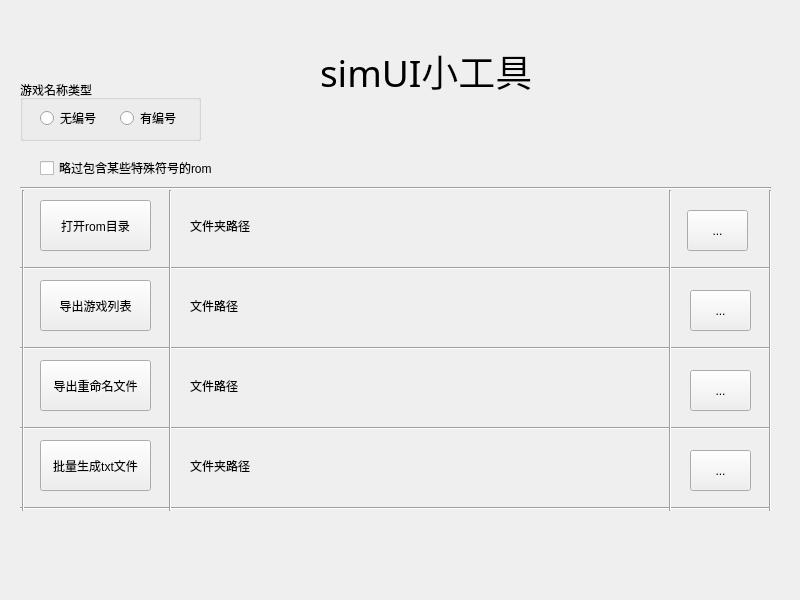
This is game/widget.ui in whx110123/GameUI as Qt 5 draws it before an edit. The edited form follows.
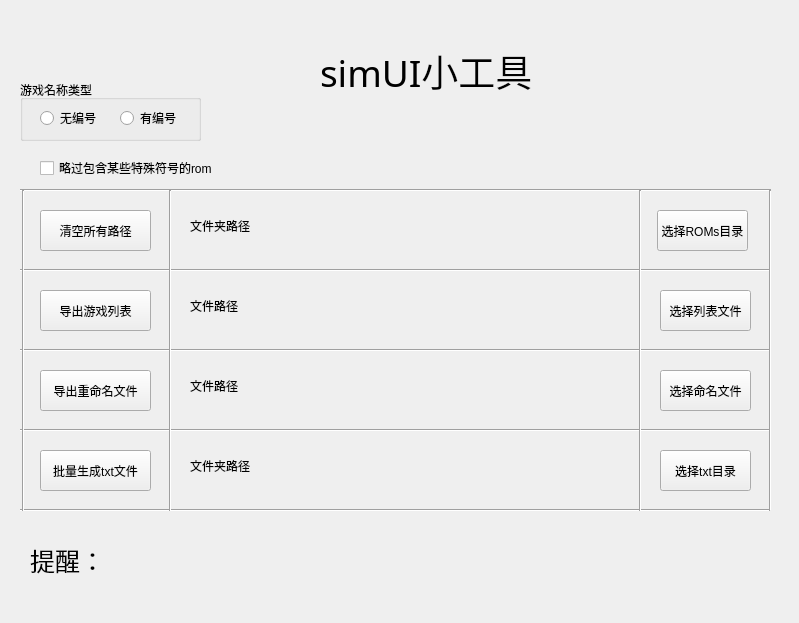
This is the edited form.

The edit to the form file:
```diff
--- a/game/widget.ui
+++ b/game/widget.ui
@@ -6,8 +6,8 @@
    <rect>
     <x>0</x>
     <y>0</y>
-    <width>800</width>
-    <height>600</height>
+    <width>799</width>
+    <height>623</height>
    </rect>
   </property>
   <property name="windowTitle">
@@ -77,7 +77,7 @@
      <x>20</x>
      <y>180</y>
      <width>751</width>
-     <height>16</height>
+     <height>21</height>
     </rect>
    </property>
    <property name="orientation">
@@ -90,7 +90,7 @@
      <x>20</x>
      <y>260</y>
      <width>751</width>
-     <height>16</height>
+     <height>21</height>
     </rect>
    </property>
    <property name="orientation">
@@ -103,7 +103,7 @@
      <x>20</x>
      <y>420</y>
      <width>751</width>
-     <height>16</height>
+     <height>21</height>
     </rect>
    </property>
    <property name="orientation">
@@ -116,7 +116,7 @@
      <x>20</x>
      <y>340</y>
      <width>751</width>
-     <height>16</height>
+     <height>21</height>
     </rect>
    </property>
    <property name="orientation">
@@ -129,7 +129,7 @@
      <x>20</x>
      <y>500</y>
      <width>751</width>
-     <height>16</height>
+     <height>21</height>
     </rect>
    </property>
    <property name="orientation">
@@ -165,9 +165,9 @@
   <widget class="Line" name="line_8">
    <property name="geometry">
     <rect>
-     <x>660</x>
+     <x>630</x>
      <y>190</y>
-     <width>20</width>
+     <width>21</width>
      <height>321</height>
     </rect>
    </property>
@@ -206,7 +206,7 @@
     <rect>
      <x>190</x>
      <y>200</y>
-     <width>461</width>
+     <width>431</width>
      <height>51</height>
     </rect>
    </property>
@@ -222,7 +222,7 @@
     <rect>
      <x>190</x>
      <y>280</y>
-     <width>461</width>
+     <width>431</width>
      <height>51</height>
     </rect>
    </property>
@@ -238,7 +238,7 @@
     <rect>
      <x>190</x>
      <y>360</y>
-     <width>461</width>
+     <width>431</width>
      <height>51</height>
     </rect>
    </property>
@@ -252,75 +252,75 @@
   <widget class="QPushButton" name="openDir_2">
    <property name="geometry">
     <rect>
-     <x>690</x>
+     <x>660</x>
      <y>290</y>
-     <width>61</width>
+     <width>91</width>
      <height>41</height>
     </rect>
    </property>
    <property name="text">
-    <string>...</string>
+    <string>选择列表文件</string>
    </property>
   </widget>
   <widget class="QPushButton" name="openDir_1">
    <property name="geometry">
     <rect>
-     <x>687</x>
+     <x>657</x>
      <y>210</y>
-     <width>61</width>
+     <width>91</width>
      <height>41</height>
     </rect>
    </property>
    <property name="text">
-    <string>...</string>
+    <string>选择ROMs目录</string>
    </property>
   </widget>
   <widget class="QPushButton" name="openDir_3">
    <property name="geometry">
     <rect>
-     <x>690</x>
+     <x>660</x>
      <y>370</y>
-     <width>61</width>
+     <width>91</width>
      <height>41</height>
     </rect>
    </property>
    <property name="text">
-    <string>...</string>
+    <string>选择命名文件</string>
    </property>
   </widget>
   <widget class="QPushButton" name="openDir_4">
    <property name="geometry">
     <rect>
-     <x>690</x>
+     <x>660</x>
      <y>450</y>
-     <width>61</width>
+     <width>91</width>
      <height>41</height>
     </rect>
    </property>
    <property name="text">
-    <string>...</string>
+    <string>选择txt目录</string>
    </property>
   </widget>
   <widget class="QPushButton" name="rom_btn_1">
    <property name="geometry">
     <rect>
      <x>40</x>
-     <y>200</y>
+     <y>210</y>
      <width>111</width>
-     <height>51</height>
+     <height>41</height>
     </rect>
    </property>
    <property name="text">
-    <string>打开rom目录</string>
+    <string>清空所有路径</string>
    </property>
   </widget>
   <widget class="QPushButton" name="list_btn_2">
    <property name="geometry">
     <rect>
      <x>40</x>
-     <y>280</y>
+     <y>290</y>
      <width>111</width>
-     <height>51</height>
+     <height>41</height>
     </rect>
    </property>
    <property name="text">
@@ -331,9 +331,9 @@
    <property name="geometry">
     <rect>
      <x>40</x>
-     <y>360</y>
+     <y>370</y>
      <width>111</width>
-     <height>51</height>
+     <height>41</height>
     </rect>
    </property>
    <property name="text">
@@ -344,9 +344,9 @@
    <property name="geometry">
     <rect>
      <x>40</x>
-     <y>440</y>
+     <y>450</y>
      <width>111</width>
-     <height>51</height>
+     <height>41</height>
     </rect>
    </property>
    <property name="text">
@@ -358,7 +358,7 @@
     <rect>
      <x>190</x>
      <y>440</y>
-     <width>461</width>
+     <width>431</width>
      <height>51</height>
     </rect>
    </property>
@@ -369,6 +369,27 @@
     <bool>true</bool>
    </property>
   </widget>
+  <widget class="QLabel" name="label_5">
+   <property name="geometry">
+    <rect>
+     <x>30</x>
+     <y>530</y>
+     <width>741</width>
+     <height>61</height>
+    </rect>
+   </property>
+   <property name="font">
+    <font>
+     <pointsize>19</pointsize>
+    </font>
+   </property>
+   <property name="text">
+    <string>提醒：</string>
+   </property>
+   <property name="wordWrap">
+    <bool>true</bool>
+   </property>
+  </widget>
  </widget>
  <resources/>
  <connections/>
```
